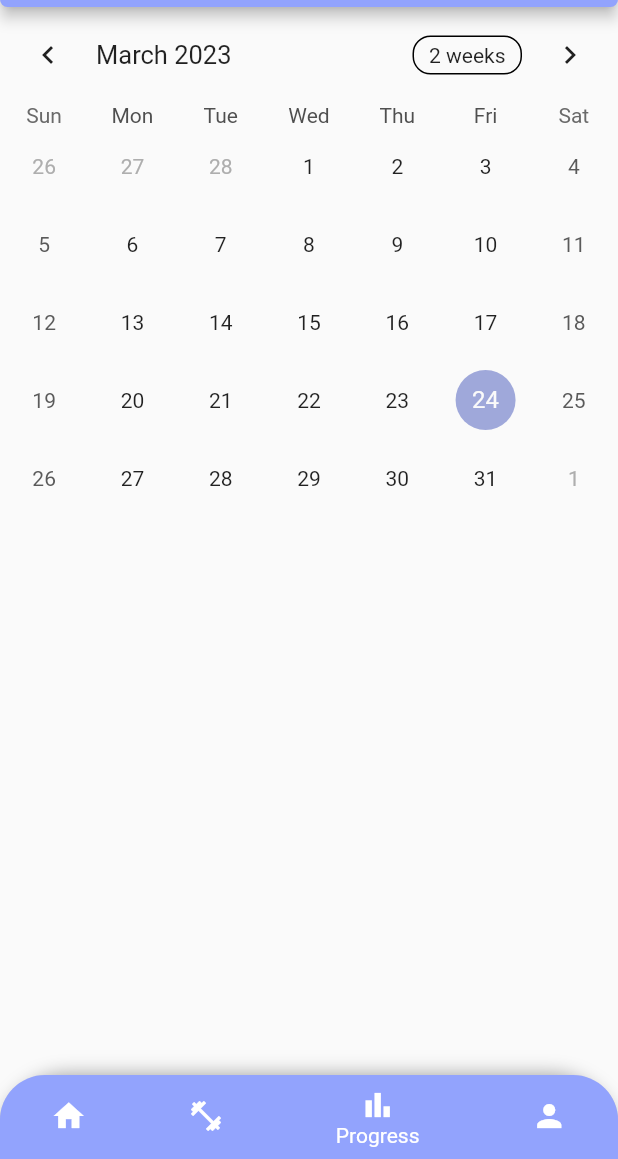
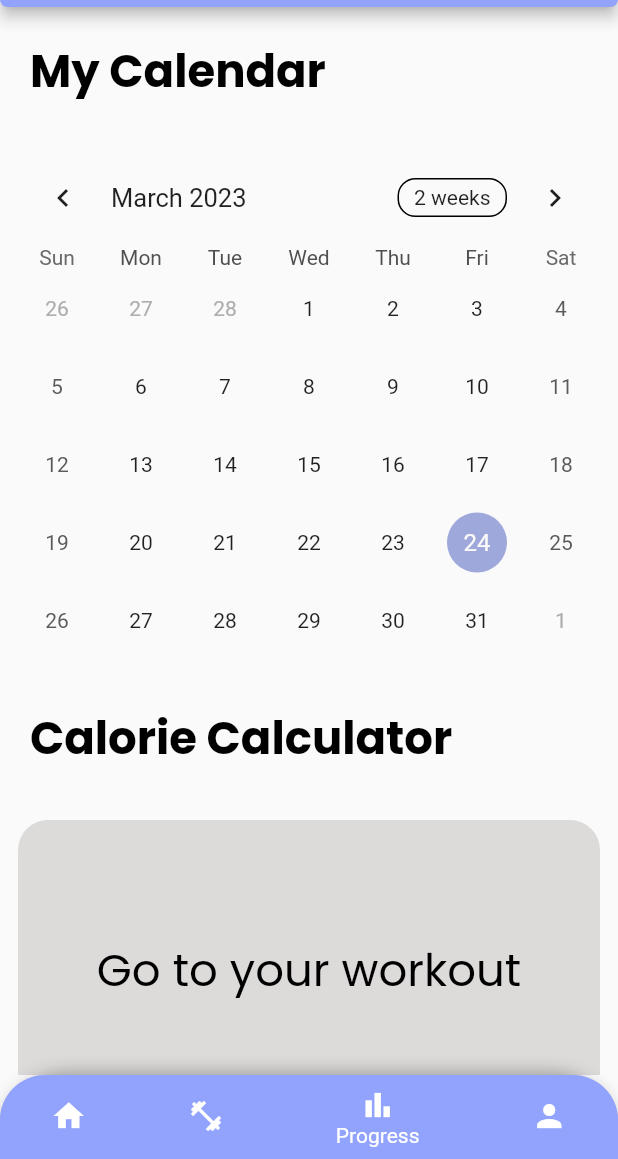
Before and after one commit to WSU-4110/health.e, a Flutter app: the screen it shows once a user with an empty profile is signed in, item 3 of the bottom bar chosen, on a phone screen of 412 x 824 dp, the part 77-1236 px from its top. Run offline on Flutter 3.47's test engine with Material 2 defaults, Android fonts, the phone set to English and light mode, and no system bars; drawn by our look-alikes of table_calendar; our stand-ins replace firebase_auth, firebase_core, flutter_svg, get, google_fonts, pinput; accounts and stored records are empty.

Commit message:
Progress Page Revamp

```diff
--- a/lib/screen/home_screen/MainPage.dart
+++ b/lib/screen/home_screen/MainPage.dart
@@ -1,17 +1,7 @@
 import 'package:flutter/material.dart';
-import 'package:get/get.dart';
-import 'package:get/get_core/src/get_main.dart';
 import 'package:google_fonts/google_fonts.dart';
-import 'package:healthe/screen/home_screen/home_screen.dart';
-import 'package:healthe/screen/home_screen/progress.dart';
 import 'package:healthe/screen/home_screen/workouts.dart';
 import 'package:healthe/value/color.dart';
-
-
-import '../../common_widget/app_large_text.dart';
-import 'notification_page.dart';
-
-
 
 class MainPage extends StatefulWidget {
   const MainPage({Key? key}) : super(key: key);
@@ -29,7 +19,7 @@ class _MainPageState extends State<MainPage> {
           children: [
 
             // Person and Notification Icon
-            const SizedBox(height:30),
+            const SizedBox(height:20),
 
             // "Welcome,
             Container(
@@ -44,8 +34,9 @@ class _MainPageState extends State<MainPage> {
 
             // Workout Scroll View
             Container(
-                height: 200,
+                height: 250,
                 child: ListView(
+                  physics: const NeverScrollableScrollPhysics(),
 
                   children: [
                     Padding(
@@ -56,14 +47,19 @@ class _MainPageState extends State<MainPage> {
                             Navigator.push(
                               context,
                               MaterialPageRoute(builder: (
-                                  context) => const Workouts()), // PLACEHOLDER for MINGRAN
-                            );
+                                  context) => const Workouts()),);
                           }
                         },
                         child: Container(
                           width: 100,
                           height: 200,
-                          decoration: BoxDecoration(borderRadius: BorderRadius.circular(20), color: grayColors),
+                          decoration: BoxDecoration(
+                              borderRadius: BorderRadius.circular(20),
+                              color: Colors.white,
+                              border: Border.all(color: grayColors),
+
+
+                          ),
                           child: Center(
                               child: Text("Go to your workout" ,
                                   style: GoogleFonts.poppins(
@@ -77,7 +73,7 @@ class _MainPageState extends State<MainPage> {
                 )
             ),
 
-            const SizedBox(height: 30),
+            const SizedBox(height: 0),
 
             // "Diet Tips"
             Container(
@@ -103,7 +99,12 @@ class _MainPageState extends State<MainPage> {
                         onTap: () {},
                         child: Container(
                           width: 300,
-                          decoration: BoxDecoration(borderRadius: BorderRadius.circular(20), color: grayColors),
+                          decoration: BoxDecoration(
+                              borderRadius: BorderRadius.circular(20),
+                              color: Colors.white,
+                              border: Border.all(color: grayColors),
+
+                          ),
                           child: Container(
                             margin: const EdgeInsets.only(left:10, right: 10),
                             child: const Center(
--- a/lib/screen/home_screen/progress.dart
+++ b/lib/screen/home_screen/progress.dart
@@ -1,5 +1,9 @@
 import 'package:flutter/material.dart';
+import 'package:google_fonts/google_fonts.dart';
+import 'package:healthe/screen/home_screen/workouts.dart';
 import 'package:table_calendar/table_calendar.dart';
+
+import '../../value/color.dart';
 
 class Progress extends StatefulWidget {
   const Progress({Key? key}) : super(key: key);
@@ -12,13 +16,139 @@ class _ProgressState extends State<Progress> {
   @override
   Widget build(BuildContext context) {
     return Scaffold(
-      body: TableCalendar(
-        focusedDay: DateTime.now(),
-        firstDay: DateTime(2019,1,1),
-        lastDay: DateTime(2030,1,1),
-      )
+      body: SafeArea(
+          child: SingleChildScrollView(
+            scrollDirection: Axis.vertical,
+            child: Column(
+              crossAxisAlignment: CrossAxisAlignment.start,
+              children: [
+                Container(
+                  margin: const EdgeInsets.all(20.0),
+                  child: Text( "My Calendar",
+                      textAlign: TextAlign.left,
+                      style: GoogleFonts.poppins(
+                        color: Colors.black,
+                        fontSize: 30.0,
+                        fontWeight: FontWeight.w700,
+                      )),
+                ),
+
+                Padding(
+                  padding: const EdgeInsets.all(10.0),
+                  child: TableCalendar(
+                    focusedDay: DateTime.now(),
+                    firstDay: DateTime(2019,1,1),
+                    lastDay: DateTime(2300,1,1),
+                  ),
+                ) ,
+
+                Container(
+                  margin: const EdgeInsets.all(20.0),
+                  child: Text( "Calorie Calculator",
+                      textAlign: TextAlign.left,
+                      style: GoogleFonts.poppins(
+                        color: Colors.black,
+                        fontSize: 30.0,
+                        fontWeight: FontWeight.w700,
+                      )),
+                ),
+
+                Container(
+                    height: 250,
+                    child: ListView(
+                      physics: const NeverScrollableScrollPhysics(),
+
+                      children: [
+                        Padding(
+                          padding: const EdgeInsets.all(12.0),
+                          child: InkWell(
+                            onTap: () {
+                              {
+                                Navigator.push(
+                                  context,
+                                  MaterialPageRoute(builder: (
+                                      context) => const Workouts()),);
+                              }
+                            },
+                            child: Container(
+                              width: 100,
+                              height: 200,
+                              decoration: BoxDecoration(borderRadius: BorderRadius.circular(20), color: grayColors),
+                              child: Center(
+                                  child: Text("Go to your workout" ,
+                                      style: GoogleFonts.poppins(
+                                        color: Colors.black,
+                                        fontSize: 30,
+                                      ))
+                              ),
+                            ),
+                          ),
+                        ),
 
 
+
+                      ],
+                    )
+                ),
+
+                Container(
+                  margin: const EdgeInsets.all(20.0),
+                  child: Text( "MacroNutrient Profile",
+                      textAlign: TextAlign.left,
+                      style: GoogleFonts.poppins(
+                        color: Colors.black,
+                        fontSize: 30.0,
+                        fontWeight: FontWeight.w700,
+                      )),
+                ),
+                 const SizedBox(height:1.0),
+                Container(
+                    height: 250,
+                    child: ListView(
+                      physics: const NeverScrollableScrollPhysics(),
+
+                      children: [
+                        Padding(
+                          padding: const EdgeInsets.all(12.0),
+                          child: InkWell(
+                            onTap: () {
+                              {
+                                Navigator.push(
+                                  context,
+                                  MaterialPageRoute(builder: (
+                                      context) => const Workouts()),);
+                              }
+                            },
+                            child: Container(
+                              width: 100,
+                              height: 200,
+                              decoration: BoxDecoration(borderRadius: BorderRadius.circular(20), color: grayColors),
+                              child: Center(
+                                  child: Text("Go to your workout" ,
+                                      style: GoogleFonts.poppins(
+                                        color: Colors.black,
+                                        fontSize: 30,
+                                      ))
+                              ),
+                            ),
+                          ),
+                        ), ],
+                    )
+                ),
+
+
+
+
+
+
+              ],
+
+
+            )
+
+
+
+          ))
     );
   }
 }
```
Also changed, not shown: 4 other files.
